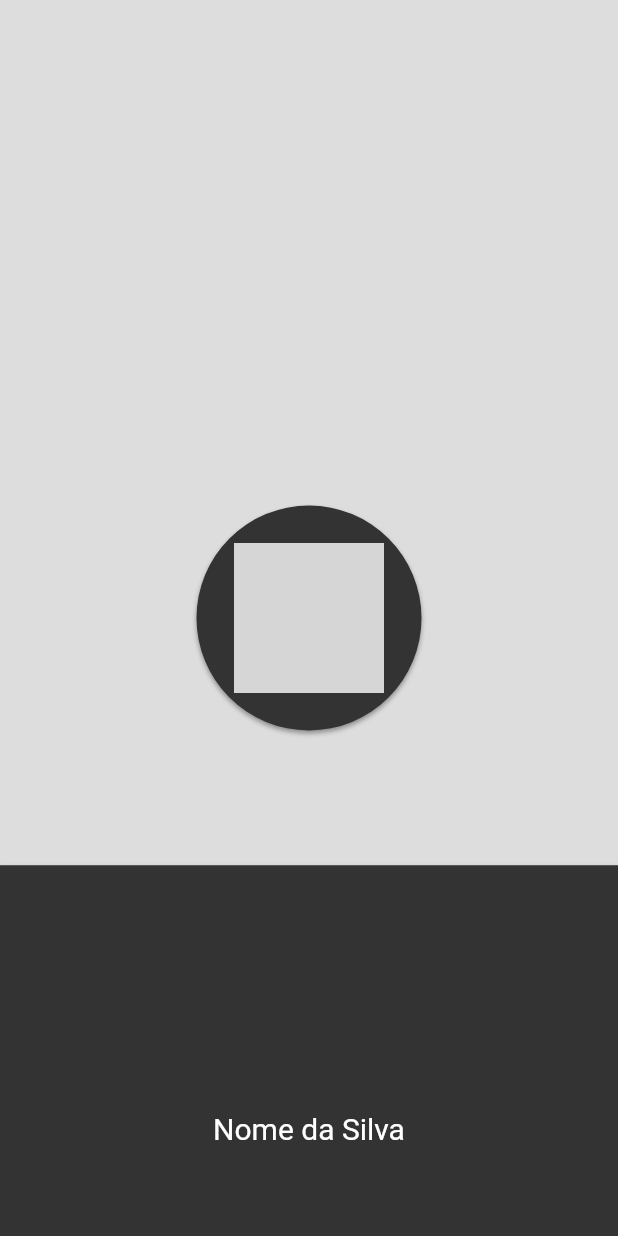
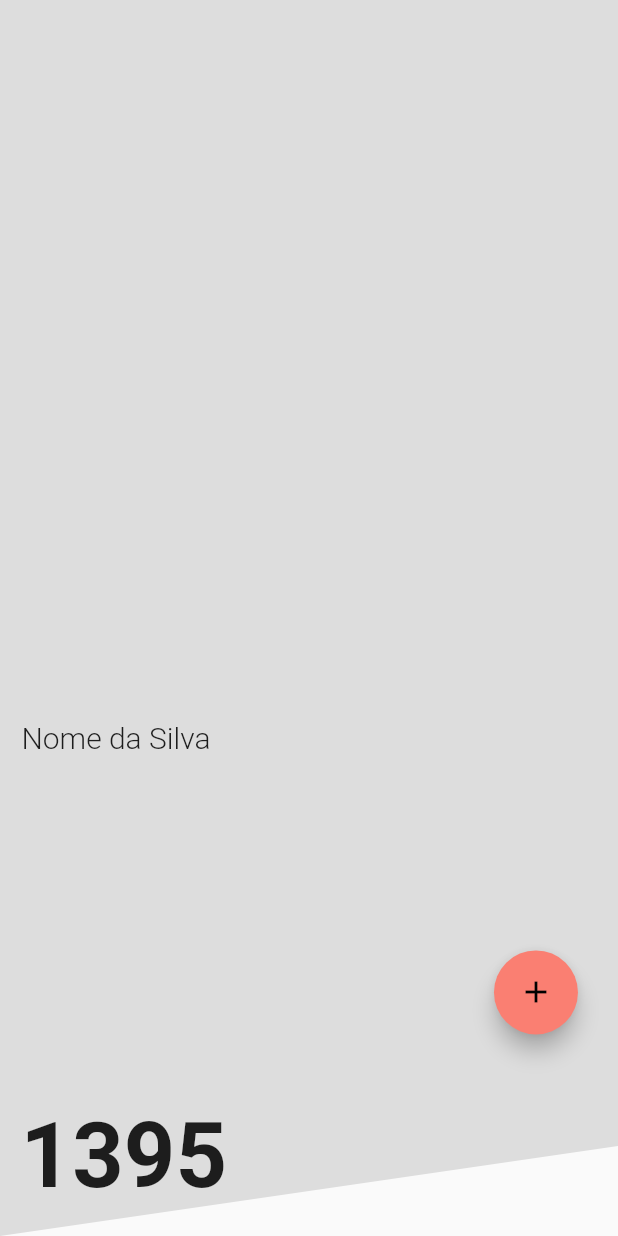
Before and after one commit to danielmagri/altitude, a Flutter app: the HeaderWidget widget shown alone on an empty page, opened directly, on a phone screen of 412 x 824 dp. Run offline on Flutter 3.47's test engine with Material 2 defaults, Android fonts, the light colour scheme and no system bars; grey boxes are pictures that could not be loaded.

Commit message:
Cabeçalho da tela inicial alterado

```diff
--- a/lib/main.dart
+++ b/lib/main.dart
@@ -8,36 +8,27 @@ class MyApp extends StatelessWidget {
   Widget build(BuildContext context) {
     return MaterialApp(
       title: 'Habitos',
-      theme: ThemeData(
-        primarySwatch: Colors.blue,
-      ),
+      theme: ThemeData(primarySwatch: Colors.red, fontFamily: 'Roboto'),
       home: MainPage(),
     );
   }
 }
 
-class HeaderBackground extends CustomPainter {
+class HeaderBackgroundClip extends CustomClipper<Path> {
   @override
-  void paint(Canvas canvas, Size size) {
-    Path path = Path();
-    Paint paint = Paint();
+  Path getClip(Size size) {
+    var path = Path();
 
-    path.moveTo(0, size.height);
-    path.lineTo(0, size.height * 0.7);
-    path.lineTo(size.width, size.height * 0.7);
-    path.lineTo(size.width, size.height);
-    path.addOval(new Rect.fromCircle(center: new Offset(size.width / 2, size.height / 2), radius: 75.0));
+    path.lineTo(0.0, size.height);
+    path.lineTo(size.width, size.height - 60);
+    path.lineTo(size.width, 0.0);
     path.close();
 
-    paint.color = Color.fromARGB(255, 51, 51, 51);
-    canvas.drawShadow(path, Colors.grey[900], 1.0, false);
-    canvas.drawPath(path, paint);
+    return path;
   }
 
   @override
-  bool shouldRepaint(CustomPainter oldDelegate) {
-    return true;
-  }
+  bool shouldReclip(CustomClipper<Path> oldClipper) => false;
 }
 
 class HeaderWidget extends StatelessWidget {
@@ -45,28 +36,35 @@ class HeaderWidget extends StatelessWidget {
   Widget build(BuildContext context) {
     return Stack(
       children: <Widget>[
-        CustomPaint(
-          foregroundPainter: HeaderBackground(),
-          child: Container(color: Color.fromARGB(255, 221, 221, 221)),
+        ClipPath(
+          child: Container(
+            decoration: BoxDecoration(
+              color: Color.fromARGB(255, 221, 221, 221),
+            ),
+          ),
+          clipper: HeaderBackgroundClip(),
         ),
-        Center(
-          child: Container(
-            width: 100.0,
-            height: 100.0,
-            decoration: new BoxDecoration(
-              shape: BoxShape.circle,
-              image: new DecorationImage(
-                fit: BoxFit.fill,
-                image: new NetworkImage("https://i.imgur.com/BoN9kdC.png"),
-              ),
-            ),
+        Align(
+          alignment: Alignment(-0.9, 0.2),
+          child: Text(
+            "Nome da Silva",
+            style: TextStyle(fontSize: 20.0, fontWeight: FontWeight.w300),
           ),
         ),
         Align(
-          alignment: Alignment(0.0, 0.85),
+          alignment: Alignment(-0.9, 0.95),
           child: Text(
-            "Nome da Silva",
-            style: TextStyle(fontSize: 20.0, color: Colors.white),
+            "1395",
+            style: TextStyle(fontSize: 60.0, fontWeight: FontWeight.bold),
+          ),
+        ),
+        Align(
+          alignment: Alignment(0.85, 0.65),
+          child: FloatingActionButton(
+            onPressed: () {},
+            tooltip: 'Adicionar',
+            backgroundColor: Color.fromARGB(255, 250, 127, 114),
+            child: Icon(Icons.add,color: Colors.black,),
           ),
         ),
       ],
@@ -128,7 +126,7 @@ class _MainPageState extends State<MainPage> with SingleTickerProviderStateMixin
   AnimationController _controllerDragComplete;
   Animation _animationDragComplete;
 
-  List<int> habitsForToday = [1, 2, 3, 4, 5, 6];
+  List<int> habitsForToday = [1, 2, 3, 4, 5];
 
   initState() {
     super.initState();
@@ -240,12 +238,9 @@ class _MainPageState extends State<MainPage> with SingleTickerProviderStateMixin
               children: <Widget>[
                 Column(
                   children: <Widget>[
-                    Padding(
-                      padding: const EdgeInsets.all(8.0),
-                      child: Text(
-                        "Hábitos de hoje",
-                        style: TextStyle(fontSize: 22.0, fontWeight: FontWeight.bold),
-                      ),
+                    Text(
+                      "Hábitos de hoje",
+                      style: TextStyle(fontSize: 22.0),
                     ),
                     Expanded(
                       child: LayoutBuilder(
@@ -270,11 +265,6 @@ class _MainPageState extends State<MainPage> with SingleTickerProviderStateMixin
           ),
         ],
       ),
-//      floatingActionButton: FloatingActionButton(
-//        onPressed: () {},
-//        tooltip: 'Adicionar',
-//        child: Icon(Icons.add),
-//      ),
     );
   }
 }
```
Also changed, not shown: lib/widgets/Habit.dart (+9 -7 lines), pubspec.yaml (+8 -30 lines), fonts/Roboto-Bold.ttf (added), fonts/Roboto-Light.ttf (added), fonts/Roboto-Regular.ttf (added).
